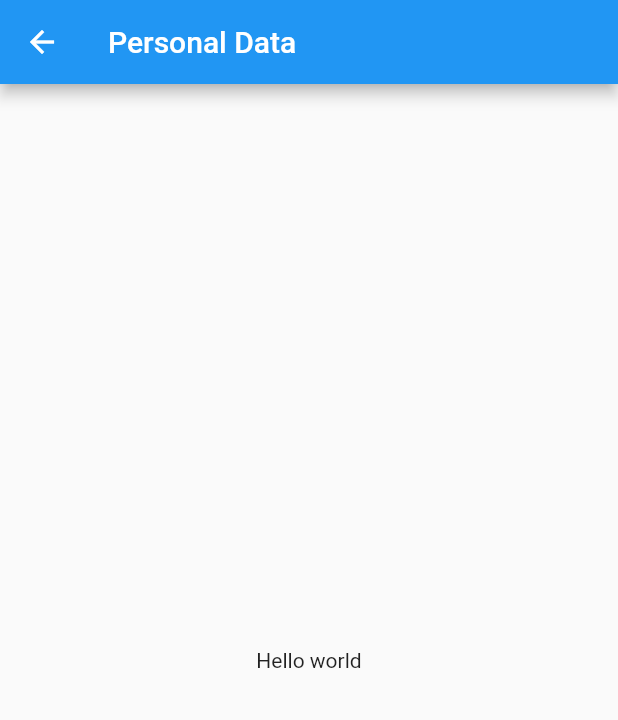
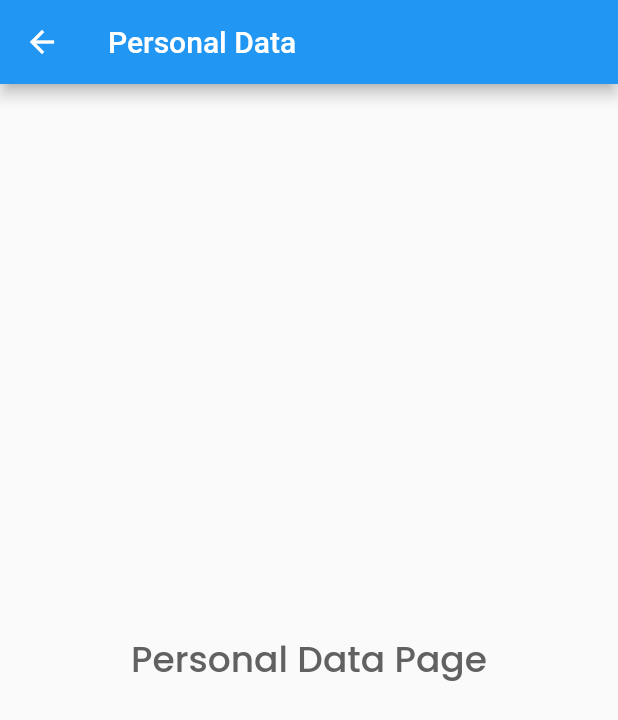
Before and after one commit to rubickking04/ITCC107_3A_rubick04, a Flutter app: the PersonalData screen opened directly, on a phone screen of 412 x 824 dp. Shown: the top 720 px of the screen. Run offline on Flutter 3.47's test engine with Material 2 defaults, Android fonts, the phone set to English and light mode, and no system bars; our stand-ins replace google_fonts, hexcolor.

Commit message:
coded by Al-Fhaigar Usman

```diff
--- a/lib/screens/personal_data.dart
+++ b/lib/screens/personal_data.dart
@@ -1,4 +1,5 @@
 import 'package:flutter/material.dart';
+import 'package:google_fonts/google_fonts.dart';
 
 class PersonalData extends StatefulWidget {
   const PersonalData({Key? key}) : super(key: key);
@@ -20,8 +21,15 @@ class _PersonalDataState extends State<PersonalData> {
         ),
         title: const Text('Personal Data'),
       ),
-      body: const Center(
-        child: Text('Hello world'),
+      body: Center(
+        child: Text(
+          'Personal Data Page',
+          style: GoogleFonts.poppins(
+            fontSize: 24,
+            fontWeight: FontWeight.w500,
+            color: Colors.grey[700],
+          ),
+        ),
       ),
     );
   }
--- a/lib/screens/profile.dart
+++ b/lib/screens/profile.dart
@@ -4,6 +4,12 @@ import 'package:google_fonts/google_fonts.dart';
 import 'package:hexcolor/hexcolor.dart';
 import 'dart:io';
 import 'personal_data.dart';
+import 'contact.dart';
+import 'experience.dart';
+import 'settings.dart';
+import 'frequently_asked_questions.dart';
+import 'questions.dart';
+import 'community.dart';
 import '../loading.dart';
 
 class MyHomePage extends StatefulWidget {
```
Also changed, not shown: lib/screens/contact.dart (+36 -0 lines).
